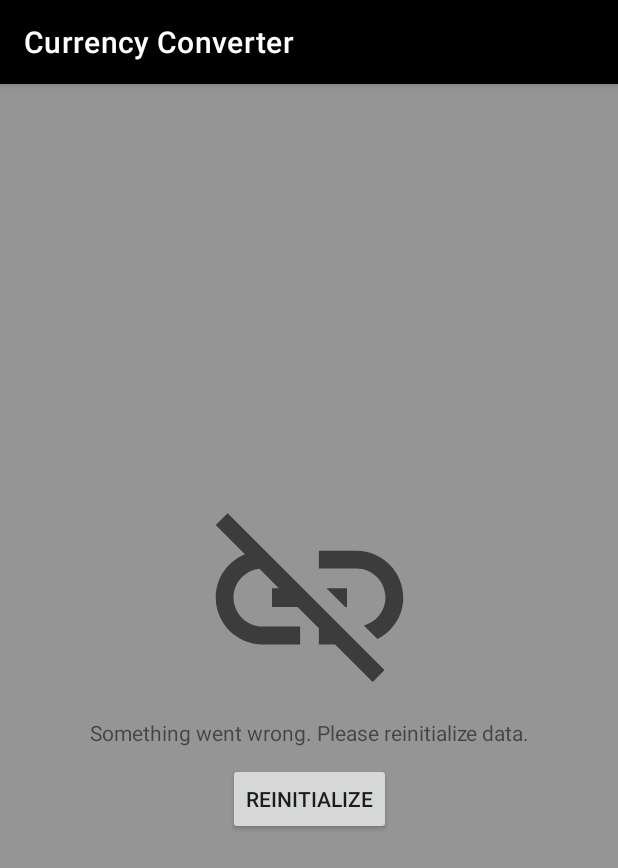
After one commit to BisiPaul/CurrencyConverter, an Android app: the ErrorActivity screen opened directly, with no data from a screen before it, on a phone screen of 412 x 824 dp. The commit adds this screen. Shown: the top 868 px of the screen. Run offline under Robolectric (Android 15) with nearby library versions, the phone set to English and light mode, and no system bars; our stand-ins replace Dagger/Hilt's generated code, data binding, sdp/ssp sizes.

Commit message:
- add errorActivity - cleanup

```diff
--- a/app/src/main/AndroidManifest.xml
+++ b/app/src/main/AndroidManifest.xml
@@ -24,6 +24,10 @@
         <activity
             android:name=".components.noInternet.NoInternetActivity"
             android:launchMode="singleTask" />
+
+        <activity
+            android:name=".components.error.ErrorActivity"
+            android:launchMode="singleTask" />
     </application>
 
 </manifest>
--- /dev/null
+++ b/app/src/main/java/com/bisipaul/currencyconverter/components/error/ErrorActivity.kt
@@ -0,0 +1,30 @@
+package com.bisipaul.currencyconverter.components.error
+
+import android.os.Bundle
+import androidx.appcompat.app.AppCompatActivity
+import androidx.databinding.DataBindingUtil
+import com.bisipaul.currencyconverter.R
+import com.bisipaul.currencyconverter.databinding.ErrorActivityBinding
+import com.bisipaul.currencyconverter.utils.SharedPreferencesUtils
+import dagger.hilt.android.AndroidEntryPoint
+
+/**
+ *  Created by paulbisioc on 07.06.2021
+ */
+@AndroidEntryPoint
+class ErrorActivity : AppCompatActivity() {
+    private lateinit var binding: ErrorActivityBinding
+
+    override fun onCreate(savedInstanceState: Bundle?) {
+        super.onCreate(savedInstanceState)
+        binding = DataBindingUtil.setContentView(this, R.layout.error_activity)
+        setControls()
+    }
+
+    private fun setControls() {
+        binding.reinitializeBT.setOnClickListener {
+            SharedPreferencesUtils.reinitialize()
+            finish()
+        }
+    }
+}
--- a/app/src/main/java/com/bisipaul/currencyconverter/core/RequestResponse.kt
+++ b/app/src/main/java/com/bisipaul/currencyconverter/core/RequestResponse.kt
@@ -4,11 +4,10 @@ package com.bisipaul.currencyconverter.core
  *  Created by paulbisioc on 06.06.2021
  */
 
-sealed class RequestResponse<T>
+open class RequestResponse<T>
 
 open class ErrorResponse<T> : RequestResponse<T>()
 class NoInternetError<T> : ErrorResponse<T>()
-class CallCanceledError<T> : ErrorResponse<T>()
 class UnknownError<T> : ErrorResponse<T>()
 
 class SuccessResponse<T>(val data: T) : RequestResponse<T>()
--- a/app/src/main/java/com/bisipaul/currencyconverter/structure/BaseFragment.kt
+++ b/app/src/main/java/com/bisipaul/currencyconverter/structure/BaseFragment.kt
@@ -10,9 +10,6 @@ import androidx.lifecycle.Observer
 abstract class BaseFragment : Fragment() {
 
     fun observe(baseViewModel: BaseViewModel) = with(baseViewModel) {
-        showOfflinePage.observe {
-            //openOfflineActivity()
-        }
     }
 
     fun <T> LiveData<T>.observe(observer: Observer<T>) {
--- a/app/src/main/java/com/bisipaul/currencyconverter/structure/BaseViewModel.kt
+++ b/app/src/main/java/com/bisipaul/currencyconverter/structure/BaseViewModel.kt
@@ -12,8 +12,6 @@ import kotlin.coroutines.CoroutineContext
  */
 
 abstract class BaseViewModel : ViewModel(), CoroutineScope {
-    private val _showOfflinePage = SingleLiveEvent<Unit>()
-    val showOfflinePage: LiveData<Unit> = _showOfflinePage
 
     override val coroutineContext: CoroutineContext
         get() = viewModelScope.coroutineContext
--- a/app/src/main/java/com/bisipaul/currencyconverter/utils/Constants.kt
+++ b/app/src/main/java/com/bisipaul/currencyconverter/utils/Constants.kt
@@ -5,11 +5,11 @@ package com.bisipaul.currencyconverter.utils
  */
 object Constants {
     const val EMPTY_STRING = ""
-    const val ZERO = "0"
+    const val ZERO = "0.0"
 
     const val DEFAULT_BASE_CURRENCY = "EUR"
     const val DEFAULT_BASE_AMOUNT = "100.00"
-    const val BASE_RATE = "1"
+    const val BASE_RATE = "1.0"
 
     const val PAYLOAD_AMOUNT = "payload_amount"
 }
--- a/app/src/main/java/com/bisipaul/currencyconverter/utils/SharedPreferencesUtils.kt
+++ b/app/src/main/java/com/bisipaul/currencyconverter/utils/SharedPreferencesUtils.kt
@@ -33,4 +33,9 @@ object SharedPreferencesUtils {
     var baseAmount: String?
         get() = preferences.getString(BASE_AMOUNT, Constants.DEFAULT_BASE_AMOUNT)
         set(value) = edit { it.putString(BASE_AMOUNT, value) }
+
+    fun reinitialize() {
+        baseCurrency = Constants.DEFAULT_BASE_CURRENCY
+        baseAmount = Constants.DEFAULT_BASE_AMOUNT
+    }
 }
--- /dev/null
+++ b/app/src/main/res/drawable/ic_link_off.xml
@@ -0,0 +1,5 @@
+<vector android:height="150dp" android:tint="?attr/colorControlNormal"
+    android:viewportHeight="24" android:viewportWidth="24"
+    android:width="150dp" xmlns:android="http://schemas.android.com/apk/res/android">
+    <path android:fillColor="@android:color/white" android:pathData="M17,7h-4v1.9h4c1.71,0 3.1,1.39 3.1,3.1 0,1.43 -0.98,2.63 -2.31,2.98l1.46,1.46C20.88,15.61 22,13.95 22,12c0,-2.76 -2.24,-5 -5,-5zM16,11h-2.19l2,2L16,13zM2,4.27l3.11,3.11C3.29,8.12 2,9.91 2,12c0,2.76 2.24,5 5,5h4v-1.9L7,15.1c-1.71,0 -3.1,-1.39 -3.1,-3.1 0,-1.59 1.21,-2.9 2.76,-3.07L8.73,11L8,11v2h2.73L13,15.27L13,17h1.73l4.01,4L20,19.74 3.27,3 2,4.27z"/>
+</vector>
--- /dev/null
+++ b/app/src/main/res/layout/error_activity.xml
@@ -0,0 +1,48 @@
+<layout xmlns:android="http://schemas.android.com/apk/res/android"
+    xmlns:app="http://schemas.android.com/apk/res-auto">
+
+    <androidx.constraintlayout.widget.ConstraintLayout
+        android:layout_width="match_parent"
+        android:layout_height="match_parent"
+        android:background="@color/lightGrey">
+
+        <androidx.appcompat.widget.AppCompatImageView
+            android:id="@+id/brokenLinkIV"
+            android:layout_width="wrap_content"
+            android:layout_height="wrap_content"
+            android:src="@drawable/ic_link_off"
+            app:layout_constraintTop_toTopOf="parent"
+            app:layout_constraintStart_toStartOf="parent"
+            app:layout_constraintEnd_toEndOf="parent"
+            app:layout_constraintBottom_toTopOf="@id/titleTV"
+            app:layout_constraintVertical_chainStyle="packed"
+            android:layout_gravity="center"/>
+
+        <androidx.appcompat.widget.AppCompatTextView
+            android:id="@+id/titleTV"
+            android:layout_width="wrap_content"
+            android:layout_height="wrap_content"
+            android:layout_gravity="center"
+            android:text="@string/error_label"
+            app:layout_constraintStart_toStartOf="parent"
+            app:layout_constraintEnd_toEndOf="parent"
+            android:layout_marginTop="@dimen/marginXSmall"
+            app:layout_constraintBottom_toTopOf="@id/reinitializeBT"
+            app:layout_constraintTop_toBottomOf="@id/brokenLinkIV"
+            android:textAlignment="center" />
+
+        <androidx.appcompat.widget.AppCompatButton
+            android:id="@+id/reinitializeBT"
+            android:layout_width="wrap_content"
+            android:layout_height="wrap_content"
+            android:layout_gravity="center"
+            android:layout_marginTop="@dimen/marginSmall"
+            app:layout_constraintStart_toStartOf="parent"
+            app:layout_constraintEnd_toEndOf="parent"
+            app:layout_constraintBottom_toBottomOf="parent"
+            app:layout_constraintTop_toBottomOf="@id/titleTV"
+            android:text="@string/error_button"/>
+
+    </androidx.constraintlayout.widget.ConstraintLayout>
+
+</layout>
--- a/app/src/main/res/values/strings.xml
+++ b/app/src/main/res/values/strings.xml
@@ -73,4 +73,7 @@
     <string name="no_internet_label">There is no internet connection. Please retry.</string>
     <string name="no_internet_button">Retry</string>
     <string name="warning_connect_to_internet">Please connect to the internet and try again.</string>
+
+    <string name="error_label">Something went wrong. Please reinitialize data.</string>
+    <string name="error_button">Reinitialize</string>
 </resources>
```
Also changed, not shown: app/src/main/java/com/bisipaul/currencyconverter/components/main/MainFragment.kt (+18 -1 lines), app/src/main/java/com/bisipaul/currencyconverter/components/main/MainViewModel.kt (+6 -6 lines), app/src/main/java/com/bisipaul/currencyconverter/utils/Extensions.kt (+1 -10 lines), app/src/main/java/com/bisipaul/currencyconverter/components/main/MainActivity.kt (line endings or trailing spaces), 1 other file.
